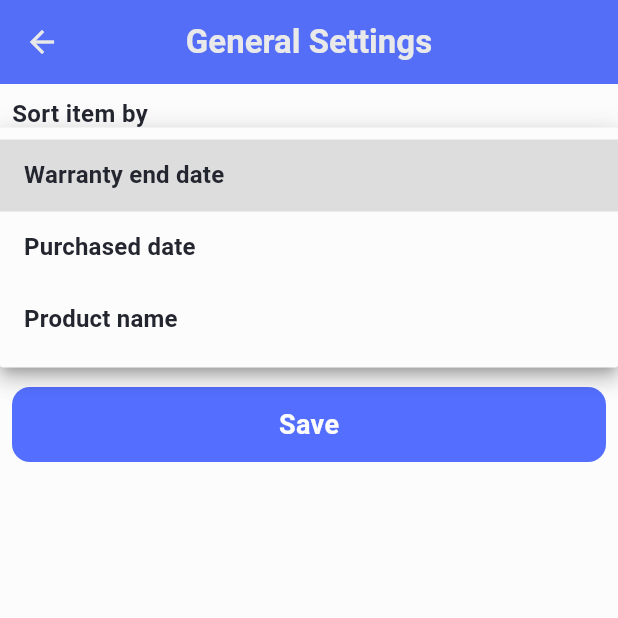
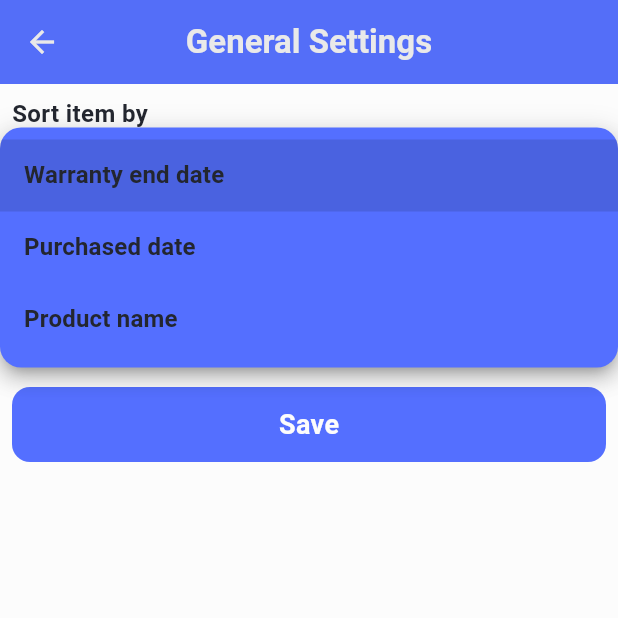
Before and after one commit to minesh2908/TMT-TrackMyThings, a Flutter app: the GeneralSettings screen opened by its route, after a tap on "Warranty end date", on a phone screen of 412 x 824 dp, the top half of it. Run offline on Flutter 3.47's test engine with Material 3 defaults, Android fonts, the phone set to English and light mode, and no system bars; our stand-ins replace bloc, cloud_firestore, firebase_auth, firebase_core, firebase_storage, flutter_bloc and 7 more; accounts and stored records are empty; generated files the repository leaves out were written again.

Commit message:
UI changes

```diff
--- a/lib/main.dart
+++ b/lib/main.dart
@@ -19,6 +19,7 @@ void main() async {
   WidgetsFlutterBinding.ensureInitialized();
   await Firebase.initializeApp(options: DefaultFirebaseOptions.currentPlatform);
   await AppPref.init();
+  print('here I am');
   runApp(const MyApp());
 }
 
@@ -44,8 +45,10 @@ class MyApp extends StatelessWidget {
       ],
       child: BlocBuilder<ThemeCubit, bool>(
         builder: (context, themeSate) {
+          print('From theme state');
           return BlocBuilder<SelectLanguageCubit, String>(
             builder: (context, state) {
+              print('From language state');
               return MaterialApp(
                 debugShowCheckedModeBanner: false,
                 title: 'Warranty Tracker App',
--- a/lib/views/screens/settings/general_settings.dart
+++ b/lib/views/screens/settings/general_settings.dart
@@ -85,6 +85,9 @@ class _GeneralSettingsState extends State<GeneralSettings> {
                         padding: const EdgeInsets.symmetric(horizontal: 10),
                         child: DropdownButtonHideUnderline(
                           child: DropdownButton<String>(
+                            dropdownColor:
+                                Theme.of(context).colorScheme.onPrimary,
+                            borderRadius: BorderRadius.circular(14),
                             value: sortByNotifier.value,
                             onChanged: (value) {
                               sortByNotifier.value = value!;
```
